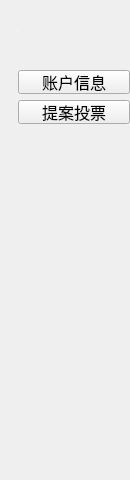
Old version of the form LNKWallet/functionBar/FunctionCitizenWidget.ui in the repository HcashOrg/hx-indicator.
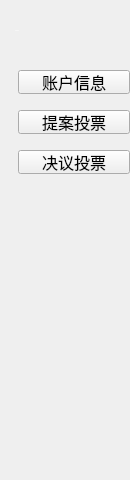
New version of the form.

What changed in the file:
```diff
--- a/LNKWallet/functionBar/FunctionCitizenWidget.ui
+++ b/LNKWallet/functionBar/FunctionCitizenWidget.ui
@@ -65,7 +65,7 @@
    <property name="geometry">
     <rect>
      <x>18</x>
-     <y>100</y>
+     <y>110</y>
      <width>112</width>
      <height>24</height>
     </rect>
@@ -79,6 +79,24 @@
     <string>提案投票</string>
    </property>
   </widget>
+  <widget class="QPushButton" name="policyBtn">
+   <property name="geometry">
+    <rect>
+     <x>18</x>
+     <y>150</y>
+     <width>112</width>
+     <height>24</height>
+    </rect>
+   </property>
+   <property name="font">
+    <font>
+     <pointsize>12</pointsize>
+    </font>
+   </property>
+   <property name="text">
+    <string>决议投票</string>
+   </property>
+  </widget>
  </widget>
  <resources/>
  <connections/>
```
